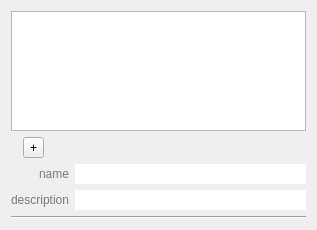
The window that source/ui/dataman/AMDataSourcesEditor.ui (acquaman/acquaman) describes before a commit, drawn with Qt 5.
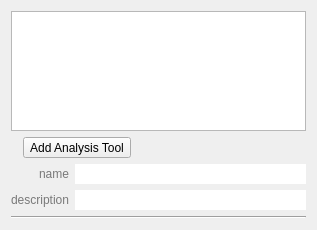
The same window after the commit.

Commit message: For some reason, it seems like my change of the name of the data sources editor button to text was longer there.  I have replaced the text.  I also switched the derivative to use central difference instead of backwards difference.

Diff of the .ui file:
```diff
--- a/source/ui/dataman/AMDataSourcesEditor.ui
+++ b/source/ui/dataman/AMDataSourcesEditor.ui
@@ -41,7 +41,7 @@
      <item>
       <widget class="QToolButton" name="addDataSourceButton">
        <property name="text">
-        <string>+</string>
+        <string>Add Analysis Tool</string>
        </property>
       </widget>
      </item>
```
The commit also changes 2 other files.
